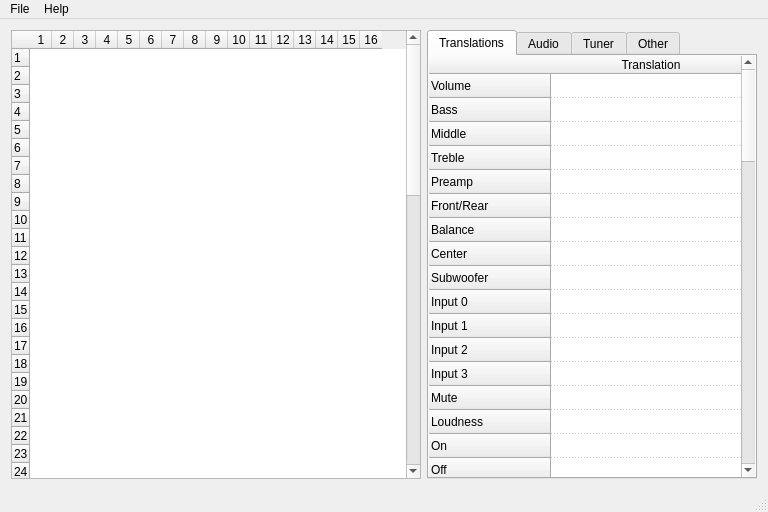
This is editor/mainwindow.ui in WiseLord/ampcontrol as Qt 5 draws it before an edit. The edited form follows.
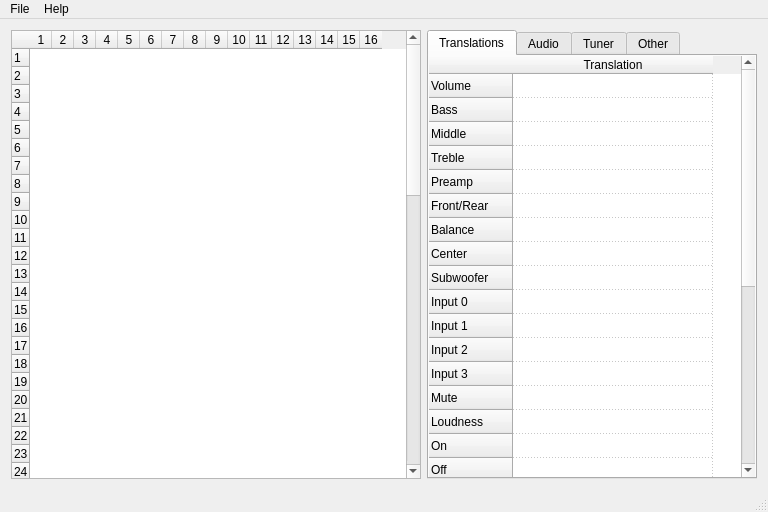
This is the edited form. Icons and pictures are not drawn.

```diff
--- a/editor/mainwindow.ui
+++ b/editor/mainwindow.ui
@@ -310,201 +310,6 @@
             <string>Brightness</string>
            </property>
           </row>
-          <row>
-           <property name="text">
-            <string>Input status</string>
-           </property>
-          </row>
-          <row>
-           <property name="text">
-            <string>Remote</string>
-           </property>
-          </row>
-          <row>
-           <property name="text">
-            <string>Buttons</string>
-           </property>
-          </row>
-          <row>
-           <property name="text">
-            <string>Learning mode</string>
-           </property>
-          </row>
-          <row>
-           <property name="text">
-            <string>Button</string>
-           </property>
-          </row>
-          <row>
-           <property name="text">
-            <string>Address</string>
-           </property>
-          </row>
-          <row>
-           <property name="text">
-            <string>Command</string>
-           </property>
-          </row>
-          <row>
-           <property name="text">
-            <string>RC5 Standby</string>
-           </property>
-          </row>
-          <row>
-           <property name="text">
-            <string>RC5 Mute</string>
-           </property>
-          </row>
-          <row>
-           <property name="text">
-            <string>RC5 Menu</string>
-           </property>
-          </row>
-          <row>
-           <property name="text">
-            <string>RC5 Volume +</string>
-           </property>
-          </row>
-          <row>
-           <property name="text">
-            <string>RC5 Volume -</string>
-           </property>
-          </row>
-          <row>
-           <property name="text">
-            <string>RC5 Input 0</string>
-           </property>
-          </row>
-          <row>
-           <property name="text">
-            <string>RC5 Input 1</string>
-           </property>
-          </row>
-          <row>
-           <property name="text">
-            <string>RC5 Input 2</string>
-           </property>
-          </row>
-          <row>
-           <property name="text">
-            <string>RC5 Input 3</string>
-           </property>
-          </row>
-          <row>
-           <property name="text">
-            <string>RC5 Next input</string>
-           </property>
-          </row>
-          <row>
-           <property name="text">
-            <string>RC5 Time</string>
-           </property>
-          </row>
-          <row>
-           <property name="text">
-            <string>RC5 Backlight</string>
-           </property>
-          </row>
-          <row>
-           <property name="text">
-            <string>RC5 Spectrum mode</string>
-           </property>
-          </row>
-          <row>
-           <property name="text">
-            <string>RC5 Falling speed</string>
-           </property>
-          </row>
-          <row>
-           <property name="text">
-            <string>RC5 Display</string>
-           </property>
-          </row>
-          <row>
-           <property name="text">
-            <string>RC5 Timer</string>
-           </property>
-          </row>
-          <row>
-           <property name="text">
-            <string>RC5 Alarm</string>
-           </property>
-          </row>
-          <row>
-           <property name="text">
-            <string>RC5 Channel Up</string>
-           </property>
-          </row>
-          <row>
-           <property name="text">
-            <string>RC5 Channel Down</string>
-           </property>
-          </row>
-          <row>
-           <property name="text">
-            <string>RC5 FM Tune</string>
-           </property>
-          </row>
-          <row>
-           <property name="text">
-            <string>RC5 FM Mono</string>
-           </property>
-          </row>
-          <row>
-           <property name="text">
-            <string>RC5 FM Store</string>
-           </property>
-          </row>
-          <row>
-           <property name="text">
-            <string>RC5 Button 1</string>
-           </property>
-          </row>
-          <row>
-           <property name="text">
-            <string>RC5 Button 2</string>
-           </property>
-          </row>
-          <row>
-           <property name="text">
-            <string>RC5 Button 3</string>
-           </property>
-          </row>
-          <row>
-           <property name="text">
-            <string>RC5 Button 4</string>
-           </property>
-          </row>
-          <row>
-           <property name="text">
-            <string>RC5 Button 5</string>
-           </property>
-          </row>
-          <row>
-           <property name="text">
-            <string>RC5 Button 6</string>
-           </property>
-          </row>
-          <row>
-           <property name="text">
-            <string>RC5 Button 7</string>
-           </property>
-          </row>
-          <row>
-           <property name="text">
-            <string>RC5 Button 8</string>
-           </property>
-          </row>
-          <row>
-           <property name="text">
-            <string>RC5 Button 9</string>
-           </property>
-          </row>
-          <row>
-           <property name="text">
-            <string>RC5 Button 0</string>
-           </property>
-          </row>
           <row>
            <property name="text">
             <string>Left channel</string>
@@ -517,12 +322,7 @@
           </row>
           <row>
            <property name="text">
-            <string>Threshold</string>
-           </property>
-          </row>
-          <row>
-           <property name="text">
-            <string>Sensor</string>
+            <string>Timer</string>
            </property>
           </row>
           <column>
```
